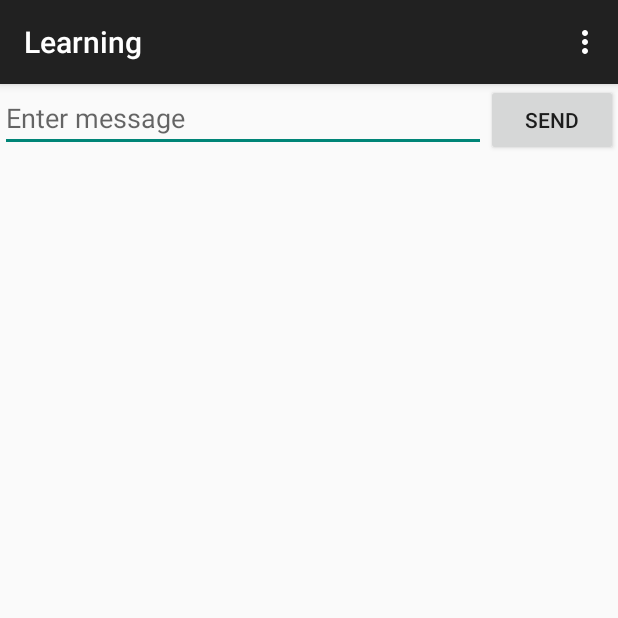
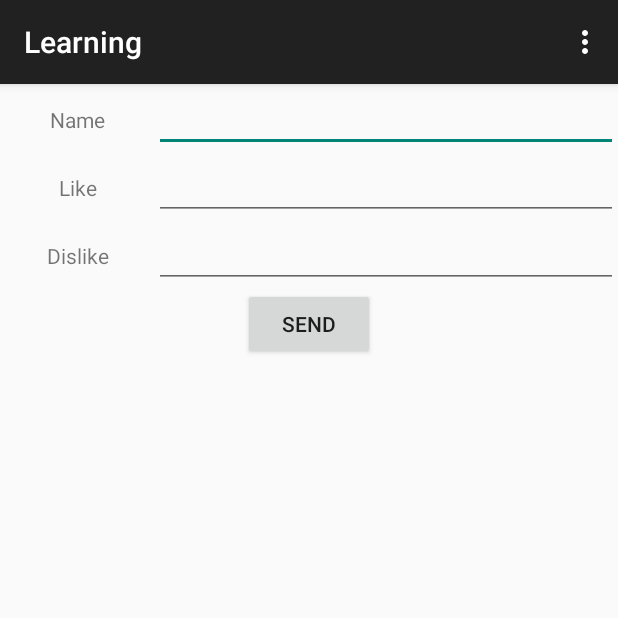
Before and after one commit to marti-org/qrWeb, an Android app: the screen it shows after launch (MyActivity), on a phone screen of 412 x 824 dp, the top half of it. Run offline under Robolectric (Android 15) with nearby library versions, the phone set to English and light mode, and no system bars.

Commit message:
Gui on first screan

```diff
--- a/ClassAndroid/app/src/main/java/com/example/martin/learning/MyActivity.java
+++ b/ClassAndroid/app/src/main/java/com/example/martin/learning/MyActivity.java
@@ -49,9 +49,9 @@ public class MyActivity extends ActionBarActivity {
     public void sendMessage(View view){
 
         Intent intent = new Intent(this,DisplayMessageActivity.class);
-        EditText editText = (EditText) findViewById(R.id.edit_message);
-        String message = editText.getText().toString();
-        intent.putExtra(EXTRA_MESSAGE,message);
+        EditText edName = (EditText) findViewById(R.id.edName);
+        String name = edName.getText().toString();
+        intent.putExtra(EXTRA_MESSAGE,name);
         startActivity(intent);
 
     }
--- a/ClassAndroid/app/src/main/res/layout/activity_my.xml
+++ b/ClassAndroid/app/src/main/res/layout/activity_my.xml
@@ -2,23 +2,91 @@
     xmlns:tools="http://schemas.android.com/tools"
     android:layout_width="match_parent"
     android:layout_height="match_parent"
+    android:orientation="vertical">
+
+
+    <LinearLayout xmlns:android="http://schemas.android.com/apk/res/android"
+        xmlns:tools="http://schemas.android.com/tools"
+        android:layout_width="match_parent"
+        android:layout_height="wrap_content"
         android:orientation="horizontal">
 
-    <EditText
-        android:id="@+id/edit_message"
+        <TextView
             android:layout_weight="1"
             android:layout_width="0dp"
             android:layout_height="wrap_content"
-        android:hint="@string/edit_message"
+            android:text="@string/txvName"
+            android:gravity="center"
+             />
 
+        <EditText
+            android:id="@+id/edName"
+            android:layout_weight="3"
+            android:layout_width="0dp"
+            android:layout_height="wrap_content"
+        />
 
+    </LinearLayout>
+    <LinearLayout xmlns:android="http://schemas.android.com/apk/res/android"
+        xmlns:tools="http://schemas.android.com/tools"
+        android:layout_width="match_parent"
+        android:layout_height="wrap_content"
+        android:orientation="horizontal">
+
+        <TextView
+            android:layout_weight="1"
+            android:layout_width="0dp"
+            android:layout_height="wrap_content"
+            android:text="@string/txvLike"
+            android:gravity="center"
             />
+
+        <EditText
+            android:id="@+id/edLike"
+            android:layout_weight="3"
+            android:layout_width="0dp"
+            android:layout_height="wrap_content"
+            />
+
+    </LinearLayout>
+    <LinearLayout xmlns:android="http://schemas.android.com/apk/res/android"
+        xmlns:tools="http://schemas.android.com/tools"
+        android:layout_width="match_parent"
+        android:layout_height="wrap_content"
+        android:orientation="horizontal">
+
+        <TextView
+            android:layout_weight="1"
+            android:layout_width="0dp"
+            android:layout_height="wrap_content"
+            android:text="@string/txvDislike"
+            android:gravity="center"
+            />
+
+        <EditText
+            android:id="@+id/edDislike"
+            android:layout_weight="3"
+            android:layout_width="0dp"
+            android:layout_height="wrap_content"
+            />
+
+    </LinearLayout>
+
+    <LinearLayout xmlns:android="http://schemas.android.com/apk/res/android"
+    xmlns:tools="http://schemas.android.com/tools"
+    android:layout_width="match_parent"
+    android:layout_height="wrap_content"
+    android:orientation="horizontal"
+    android:gravity="center">
 
         <Button
             android:layout_width="wrap_content"
             android:layout_height="wrap_content"
             android:text="@string/button_send"
             android:onClick="sendMessage"
+
             />
 
     </LinearLayout>
+
+</LinearLayout>
--- a/ClassAndroid/app/src/main/res/values/strings.xml
+++ b/ClassAndroid/app/src/main/res/values/strings.xml
@@ -7,4 +7,7 @@
     <string name="button_send">Send</string>
     <string name="title_activity_main">MainActivity</string>
     <string name="title_activity_display_message">DisplayMessageActivity</string>
+    <string name="txvName">Name</string>
+    <string name="txvLike">Like</string>
+    <string name="txvDislike">Dislike</string>
 </resources>
```
Also changed, not shown: 3 other files. Lines whose indentation alone changed are shown as unchanged.
